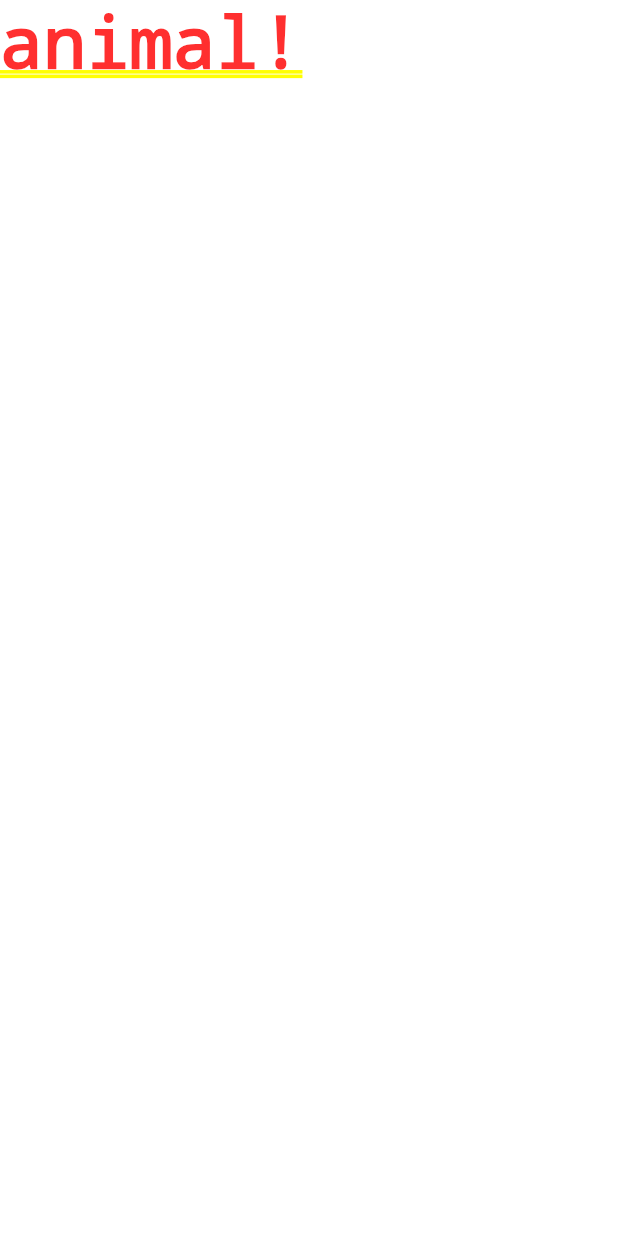
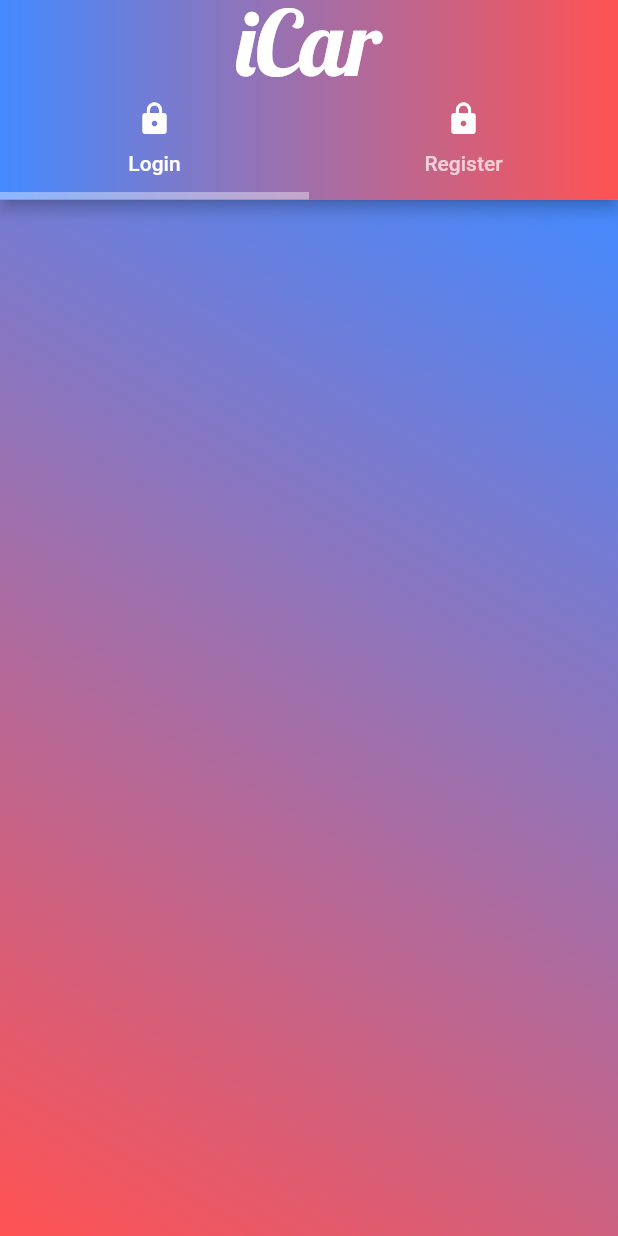
Before and after one commit to MBanawa/icar_app, a Flutter app: the screen it shows after launch, on a phone screen of 412 x 824 dp. Run offline on Flutter 3.47's test engine with Material 2 defaults, Android fonts, the phone set to English and light mode, and no system bars.

Commit message:
Start Authentication Screen

```diff
--- a/lib/authenticationScreen.dart
+++ b/lib/authenticationScreen.dart
@@ -1,4 +1,6 @@
 import 'package:flutter/material.dart';
+import 'package:icar/login.dart';
+import 'package:icar/register.dart';
 
 class AuthenticationScreen extends StatefulWidget {
   const AuthenticationScreen({Key? key}) : super(key: key);
@@ -10,8 +12,63 @@ class AuthenticationScreen extends StatefulWidget {
 class _AuthenticationScreenState extends State<AuthenticationScreen> {
   @override
   Widget build(BuildContext context) {
-    return Container(
-      child: Text('animal!'),
+    return DefaultTabController(
+      length: 2,
+      child: Scaffold(
+        appBar: AppBar(
+          flexibleSpace: Container(
+            decoration: BoxDecoration(
+              gradient: LinearGradient(
+                  colors: [
+                    Colors.blueAccent,
+                    Colors.redAccent,
+                  ],
+                  begin: const FractionalOffset(0.0, 0.0),
+                  end: const FractionalOffset(1.0, 0.0),
+                  stops: [0.0, 1.0],
+                  tileMode: TileMode.clamp),
+            ),
+          ),
+          title: Text(
+            "iCar",
+            style: TextStyle(
+                fontSize: 60.0, color: Colors.white, fontFamily: "Lobster"),
+          ),
+          centerTitle: true,
+          bottom: TabBar(
+            tabs: [
+              Tab(
+                icon: Icon(Icons.lock, color: Colors.white),
+                text: "Login",
+              ),
+              Tab(
+                icon: Icon(Icons.lock, color: Colors.white),
+                text: "Register",
+              )
+            ],
+            indicatorColor: Colors.white38,
+            indicatorWeight: 5.0,
+          ),
+        ),
+        body: Container(
+          decoration: BoxDecoration(
+            gradient: LinearGradient(
+              begin: Alignment.topRight,
+              end: Alignment.bottomLeft,
+              colors: [
+                Colors.blueAccent,
+                Colors.redAccent,
+              ],
+            ),
+          ),
+          child: TabBarView(
+            children: [
+              Login(),
+              Register(),
+            ],
+          ),
+        ),
+      ),
     );
   }
 }
--- /dev/null
+++ b/lib/login.dart
@@ -0,0 +1,15 @@
+import 'package:flutter/material.dart';
+
+class Login extends StatefulWidget {
+  const Login({Key? key}) : super(key: key);
+
+  @override
+  _LoginState createState() => _LoginState();
+}
+
+class _LoginState extends State<Login> {
+  @override
+  Widget build(BuildContext context) {
+    return Container();
+  }
+}
--- /dev/null
+++ b/lib/register.dart
@@ -0,0 +1,15 @@
+import 'package:flutter/material.dart';
+
+class Register extends StatefulWidget {
+  const Register({Key? key}) : super(key: key);
+
+  @override
+  _RegisterState createState() => _RegisterState();
+}
+
+class _RegisterState extends State<Register> {
+  @override
+  Widget build(BuildContext context) {
+    return Container();
+  }
+}
```
